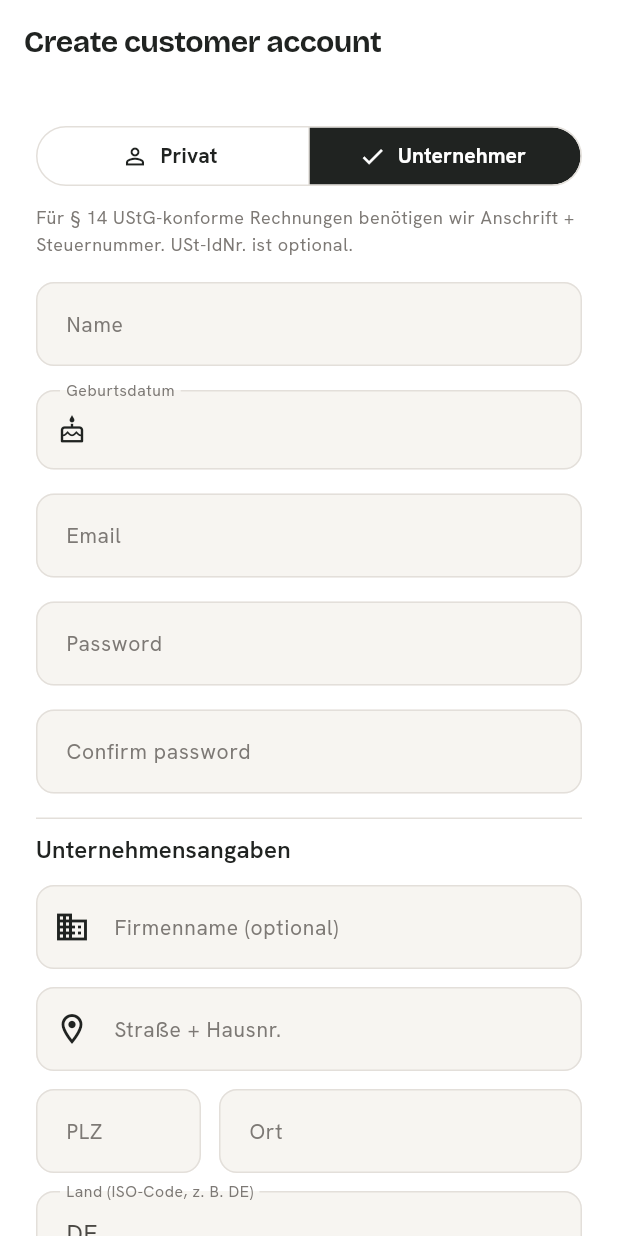
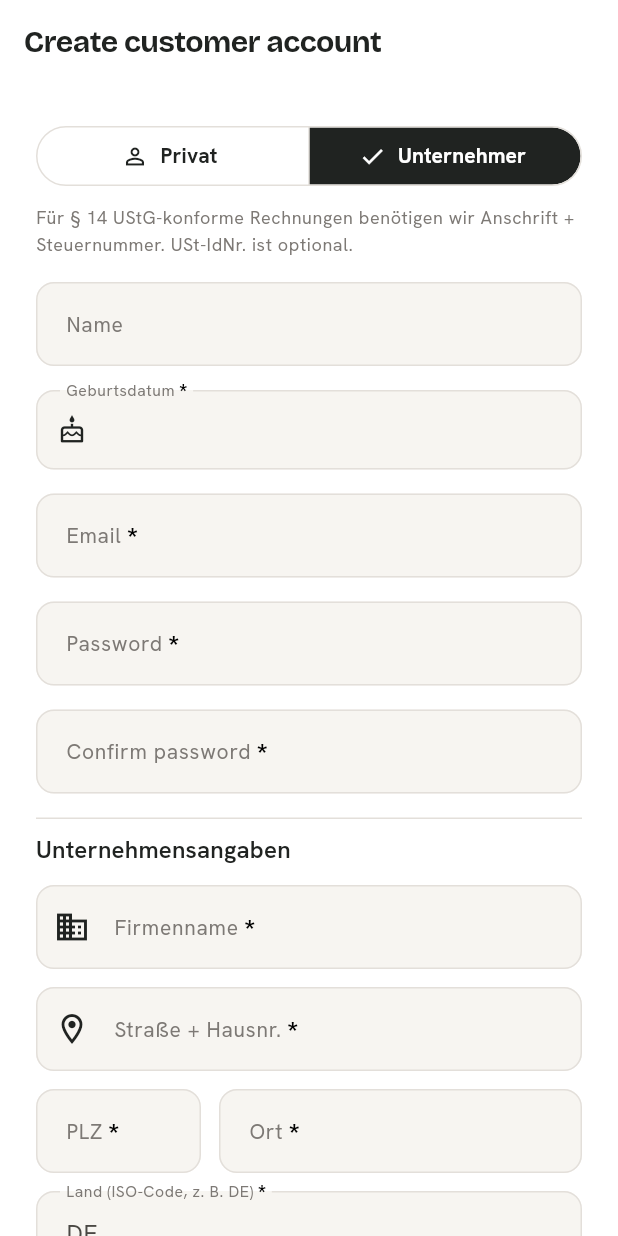
Before and after one commit to Blume1805/B-rdesnack24-, a Flutter app: the RegisterScreen screen opened by its route, after a tap on "Unternehmer", on a phone screen of 412 x 824 dp. Run offline on Flutter 3.47's test engine with Material 3 defaults, Android fonts, the phone set to English and light mode, and no system bars; our stand-ins replace connectivity_plus, equatable, file_picker, flutter_riverpod, go_router, google_fonts and 4 more; missing offline and left inert: dart:html; accounts and stored records are empty; generated files the repository leaves out were written again.

Commit message:
style(register): Firmenname Pflicht, Steuernummer-Hinweis korrigiert, Pflichtfelder mit *
- Firmenname bei Unternehmer-Registrierung ist jetzt Pflicht (bislang
  optional). Fehlt er, wird die Registrierung abgelehnt.
- Steuernummer-Hinweis „Pflicht für Vorsteuerabzug § 15 UStG" (statt § 14);
  USt-IdNr. jetzt nur noch mit Beispiel, kein Pflicht-Hinweis mehr.
- Alle Pflichtfelder (E-Mail, Passwort, Passwort-Bestätigung, Geburts-
  datum, Firmenname/Anschrift/Steuernummer bei Business) tragen jetzt
  einen schwarzen Stern (*) im Label.

```diff
--- a/apps/mobile/lib/features/auth/presentation/screens/register_screen.dart
+++ b/apps/mobile/lib/features/auth/presentation/screens/register_screen.dart
@@ -77,6 +77,22 @@ class _RegisterScreenState extends ConsumerState<RegisterScreen> {
   String _formatDate(DateTime d) =>
       '${d.day.toString().padLeft(2, '0')}.${d.month.toString().padLeft(2, '0')}.${d.year}';
 
+  /// Baut ein Label mit schwarzem Stern („*") für Pflichtfelder.
+  /// Der Rest des Labels erbt die normale Farbe des Formulars.
+  Widget _requiredLabel(String text) {
+    return Text.rich(
+      TextSpan(
+        text: text,
+        children: const [
+          TextSpan(
+            text: ' *',
+            style: TextStyle(color: Colors.black, fontWeight: FontWeight.w800),
+          ),
+        ],
+      ),
+    );
+  }
+
   Future<void> _submit() async {
     setState(() => _triedSubmit = true);
     final l10n = AppLocalizations.of(context);
@@ -100,9 +116,10 @@ class _RegisterScreenState extends ConsumerState<RegisterScreen> {
       return;
     }
 
-    // Bei Unternehmer: Anschrift + Steuernummer sind Pflicht.
+    // Bei Unternehmer: Firmenname + Anschrift + Steuernummer sind Pflicht.
     if (_customerType == 'business') {
       final missing = <String>[];
+      if (_companyCtrl.text.trim().isEmpty) missing.add('Firmenname');
       if (_streetCtrl.text.trim().isEmpty) missing.add('Straße + Hausnr.');
       if (_zipCtrl.text.trim().isEmpty) missing.add('PLZ');
       if (_cityCtrl.text.trim().isEmpty) missing.add('Ort');
@@ -230,7 +247,7 @@ class _RegisterScreenState extends ConsumerState<RegisterScreen> {
                     onTap: _pickBirthDate,
                     child: InputDecorator(
                       decoration: InputDecoration(
-                        labelText: 'Geburtsdatum',
+                        label: _requiredLabel('Geburtsdatum'),
                         prefixIcon: const Icon(Icons.cake_outlined, size: 20),
                         errorText: _triedSubmit && _birthDate == null
                             ? 'Bitte Geburtsdatum wählen'
@@ -245,7 +262,8 @@ class _RegisterScreenState extends ConsumerState<RegisterScreen> {
                   TextFormField(
                     controller: _emailCtrl,
                     keyboardType: TextInputType.emailAddress,
-                    decoration: InputDecoration(labelText: l10n.email),
+                    decoration:
+                        InputDecoration(label: _requiredLabel(l10n.email)),
                     validator: (v) => switch (Validators.email(v)) {
                       'required' => l10n.fieldRequired,
                       'invalid' => l10n.emailInvalid,
@@ -256,7 +274,8 @@ class _RegisterScreenState extends ConsumerState<RegisterScreen> {
                   TextFormField(
                     controller: _passwordCtrl,
                     obscureText: true,
-                    decoration: InputDecoration(labelText: l10n.password),
+                    decoration:
+                        InputDecoration(label: _requiredLabel(l10n.password)),
                     validator: (v) => switch (Validators.password(v)) {
                       'required' => l10n.fieldRequired,
                       'tooShort' => l10n.passwordTooShort,
@@ -268,8 +287,8 @@ class _RegisterScreenState extends ConsumerState<RegisterScreen> {
                   TextFormField(
                     controller: _confirmCtrl,
                     obscureText: true,
-                    decoration:
-                        InputDecoration(labelText: l10n.confirmPassword),
+                    decoration: InputDecoration(
+                        label: _requiredLabel(l10n.confirmPassword)),
                     onFieldSubmitted: (_) => _submit(),
                   ),
                   if (_customerType == 'business') ...[
@@ -283,18 +302,18 @@ class _RegisterScreenState extends ConsumerState<RegisterScreen> {
                     const SizedBox(height: 12),
                     TextFormField(
                       controller: _companyCtrl,
-                      decoration: const InputDecoration(
-                        labelText: 'Firmenname (optional)',
-                        prefixIcon: Icon(Icons.business_outlined),
+                      decoration: InputDecoration(
+                        label: _requiredLabel('Firmenname'),
+                        prefixIcon: const Icon(Icons.business_outlined),
                       ),
                     ),
                     const SizedBox(height: 12),
                     TextFormField(
                       controller: _streetCtrl,
                       textCapitalization: TextCapitalization.words,
-                      decoration: const InputDecoration(
-                        labelText: 'Straße + Hausnr.',
-                        prefixIcon: Icon(Icons.location_on_outlined),
+                      decoration: InputDecoration(
+                        label: _requiredLabel('Straße + Hausnr.'),
+                        prefixIcon: const Icon(Icons.location_on_outlined),
                       ),
                     ),
                     const SizedBox(height: 12),
@@ -305,7 +324,8 @@ class _RegisterScreenState extends ConsumerState<RegisterScreen> {
                           child: TextFormField(
                             controller: _zipCtrl,
                             keyboardType: TextInputType.number,
-                            decoration: const InputDecoration(labelText: 'PLZ'),
+                            decoration:
+                                InputDecoration(label: _requiredLabel('PLZ')),
                           ),
                         ),
                         const SizedBox(width: 12),
@@ -313,7 +333,8 @@ class _RegisterScreenState extends ConsumerState<RegisterScreen> {
                           child: TextFormField(
                             controller: _cityCtrl,
                             textCapitalization: TextCapitalization.words,
-                            decoration: const InputDecoration(labelText: 'Ort'),
+                            decoration:
+                                InputDecoration(label: _requiredLabel('Ort')),
                           ),
                         ),
                       ],
@@ -321,18 +342,18 @@ class _RegisterScreenState extends ConsumerState<RegisterScreen> {
                     const SizedBox(height: 12),
                     TextFormField(
                       controller: _countryCtrl,
-                      decoration: const InputDecoration(
-                        labelText: 'Land (ISO-Code, z. B. DE)',
+                      decoration: InputDecoration(
+                        label: _requiredLabel('Land (ISO-Code, z. B. DE)'),
                       ),
                     ),
                     const SizedBox(height: 12),
                     TextFormField(
                       controller: _taxNumberCtrl,
-                      decoration: const InputDecoration(
-                        labelText: 'Steuernummer',
-                        prefixIcon: Icon(Icons.receipt_long_outlined),
+                      decoration: InputDecoration(
+                        label: _requiredLabel('Steuernummer'),
+                        prefixIcon: const Icon(Icons.receipt_long_outlined),
                         helperText:
-                            'z. B. 102/178/01635 — Pflicht für § 14 UStG',
+                            'z. B. 102/178/01635 — Pflicht für Vorsteuerabzug § 15 UStG',
                       ),
                     ),
                     const SizedBox(height: 12),
@@ -342,8 +363,7 @@ class _RegisterScreenState extends ConsumerState<RegisterScreen> {
                       decoration: const InputDecoration(
                         labelText: 'USt-IdNr. (optional)',
                         prefixIcon: Icon(Icons.badge_outlined),
-                        helperText:
-                            'z. B. DE123456789 — für Vorsteuerabzug § 15',
+                        helperText: 'z. B. DE123456789',
                       ),
                     ),
                     const SizedBox(height: 8),
```
